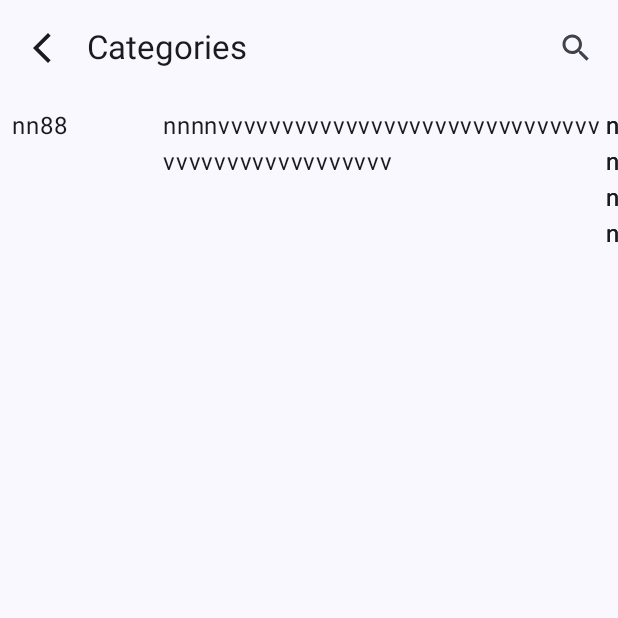
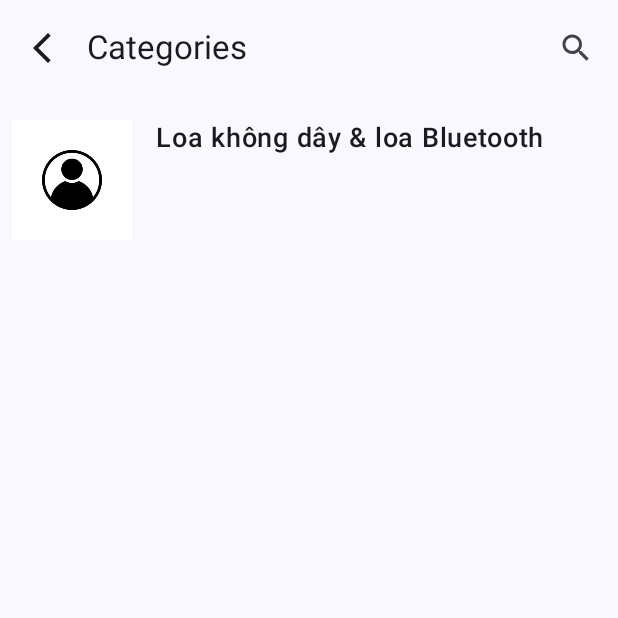
Before and after one commit to Oanh1503-git/app_-e-commerce, an Android app built with Jetpack Compose: the Categories screen opened through its navigation route, on a phone screen of 412 x 824 dp, the top half of it. Run offline under Robolectric (Android 15) with nearby library versions, the phone set to English and light mode, and no system bars.

Commit message:
update menu

```diff
--- a/App_e-commerce/app/build.gradle.kts
+++ b/App_e-commerce/app/build.gradle.kts
@@ -40,6 +40,7 @@ android {
 }
 
 dependencies {
+    implementation("androidx.compose.material3:material3:1.1.2")
     implementation ("com.google.accompanist:accompanist-pager:0.31.3-beta")
     implementation ("com.google.accompanist:accompanist-pager-indicators:0.31.3-beta")
     implementation("androidx.compose.material:material-icons-extended-android:1.7.5")
--- a/App_e-commerce/app/src/main/java/com/example/app_e_commerce/MainActivity.kt
+++ b/App_e-commerce/app/src/main/java/com/example/app_e_commerce/MainActivity.kt
@@ -8,9 +8,8 @@ import androidx.navigation.NavController
 import androidx.navigation.NavHostController
 import com.example.app_e_commerce.navigation.NavigationGraph
 import com.example.app_e_commerce.ui.theme.App_ecommerceTheme
-import com.example.app_e_commerce.views.Categories
 import androidx.navigation.compose.rememberNavController
-import com.example.app_e_commerce.views.HOMEPAGE
+
 
 class MainActivity : ComponentActivity() {
     override fun onCreate(savedInstanceState: Bundle?) {
--- a/App_e-commerce/app/src/main/java/com/example/app_e_commerce/model/BottomNavItem.kt
+++ b/App_e-commerce/app/src/main/java/com/example/app_e_commerce/model/BottomNavItem.kt
@@ -7,3 +7,7 @@ data class BottomNavItem(
     val icon: ImageVector,
     val route: String
 )
+data class Category(
+    val name: String,
+    val imageRes: Int
+)
--- a/App_e-commerce/app/src/main/java/com/example/app_e_commerce/model/Screems.kt
+++ b/App_e-commerce/app/src/main/java/com/example/app_e_commerce/model/Screems.kt
@@ -3,5 +3,6 @@ package com.example.app_e_commerce.model
 sealed class Screems (val route:String){
     object HOMEPAGE:Screems("home_page")
     object CATAGORIES:Screems("catagories")
-
+    object CARTSCREENS:Screems("cartscreens")
+    object ACCOUNTSCREENS:Screems("account")
 }
--- a/App_e-commerce/app/src/main/java/com/example/app_e_commerce/navigation/Navigation.kt
+++ b/App_e-commerce/app/src/main/java/com/example/app_e_commerce/navigation/Navigation.kt
@@ -8,6 +8,8 @@ import com.example.app_e_commerce.model.Screems
 import com.example.app_e_commerce.views.HOMEPAGE
 import androidx.navigation.compose.NavHost
 import androidx.navigation.compose.composable
+import com.example.app_e_commerce.views.AccountScreens
+import com.example.app_e_commerce.views.CartScreen
 import com.example.app_e_commerce.views.Categories
 
 
@@ -21,6 +23,12 @@ fun NavigationGraph(navHostController: NavHostController){
         composable(Screems.CATAGORIES.route) {
             Categories(navHostController)
         }
+        composable(Screems.CARTSCREENS.route) {
+            CartScreen(navHostController)
+        }
+    composable(Screems.ACCOUNTSCREENS.route) {
+            AccountScreens(navHostController)
+        }
     }
 
 }
--- a/App_e-commerce/app/src/main/java/com/example/app_e_commerce/views/Catagories.kt
+++ b/App_e-commerce/app/src/main/java/com/example/app_e_commerce/views/Catagories.kt
@@ -1,27 +1,60 @@
 package com.example.app_e_commerce.views
 
-import android.graphics.Paint.Align
-import androidx.compose.foundation.layout.Column
-import androidx.compose.foundation.layout.Row
-import androidx.compose.foundation.layout.fillMaxSize
-import androidx.compose.foundation.layout.fillMaxWidth
-import androidx.compose.foundation.layout.padding
+import androidx.compose.foundation.Image
+import androidx.compose.foundation.clickable
+import androidx.compose.foundation.layout.*
 import androidx.compose.foundation.lazy.LazyColumn
+import androidx.compose.foundation.lazy.items
 import androidx.compose.material.icons.Icons
 import androidx.compose.material.icons.filled.ArrowBackIosNew
 import androidx.compose.material.icons.filled.Search
-import androidx.compose.material3.ExperimentalMaterial3Api
-import androidx.compose.material3.Icon
-import androidx.compose.material3.IconButton
-import androidx.compose.material3.Scaffold
-import androidx.compose.material3.Text
-import androidx.compose.material3.TopAppBar
+import androidx.compose.material3.*
 import androidx.compose.runtime.Composable
 import androidx.compose.ui.Modifier
-import androidx.compose.ui.input.pointer.motionEventSpy
+import androidx.compose.ui.layout.ContentScale
+import androidx.compose.ui.res.painterResource
+import androidx.compose.ui.text.font.FontWeight
 import androidx.compose.ui.text.style.TextAlign
 import androidx.compose.ui.unit.dp
+import androidx.compose.ui.unit.sp
 import androidx.navigation.NavHostController
+import com.example.app_e_commerce.R
+import com.example.app_e_commerce.model.Screems
+
+// Data class for Category
+data class Category(val name: String, val imageRes: Int)
+
+// Sample categories
+val categories = listOf(
+    Category("Loa không dây & loa Bluetooth", R.drawable.personicon),
+//    Category("Tai nghe nhét tai không dây", R.drawable.earphone),
+//    Category("Đồng hồ thông minh", R.drawable.smartwatch),
+//    Category("Micro", R.drawable.microphone),
+//    Category("Điện thoại di động", R.drawable.smartphone),
+//    Category("Cáp & Dock sạc", R.drawable.cable_dock),
+//    Category("Áo thun nam", R.drawable.tshirt),
+//    Category("Pin sạc dự phòng", R.drawable.powerbank),
+//    Category("Camera IP kết nối Internet", R.drawable.camera)
+)
+
+@Composable
+fun CategoryItem(category: Category) {
+    Row(
+        modifier = Modifier
+            .fillMaxWidth()
+            .padding(vertical = 8.dp)
+            .clickable { }
+    ) {
+        Image(
+            painter = painterResource(id = category.imageRes),
+            contentDescription = category.name,
+            modifier = Modifier.size(80.dp),
+            contentScale = ContentScale.Crop
+        )
+        Spacer(modifier = Modifier.width(16.dp))
+        Text(text = category.name, fontSize = 18.sp, fontWeight = FontWeight.Medium)
+    }
+}
 
 @OptIn(ExperimentalMaterial3Api::class)
 @Composable
@@ -33,11 +66,11 @@ fun Categories(navHostController: NavHostController) {
                     Text(
                         text = "Categories",
                         modifier = Modifier.padding(2.dp),
-                        textAlign = TextAlign.Right
+                        textAlign = TextAlign.Center
                     )
                 },
-                navigationIcon = {  // Thêm phần này để hiển thị icon ở góc trái
-                    IconButton(onClick = { /* Handle back action */ }) {
+                navigationIcon = {
+                    IconButton(onClick = { navHostController.navigate(Screems.HOMEPAGE.route) }) {
                         Icon(
                             Icons.Default.ArrowBackIosNew,
                             contentDescription = null,
@@ -47,33 +80,20 @@ fun Categories(navHostController: NavHostController) {
                 },
                 actions = {
                     IconButton(onClick = {}) {
-                        Icon(Icons.Filled.Search,
-                            contentDescription = "")
+                        Icon(Icons.Filled.Search, contentDescription = "Search")
                     }
                 }
             )
         }
     ) { innerPadding ->
-        Row (modifier = Modifier.padding(4.dp).fillMaxWidth()
-            .padding(innerPadding)){
-            LazyColumn (modifier = Modifier.padding(4.dp)
+        LazyColumn(
+            modifier = Modifier
+                .padding(innerPadding)
                 .fillMaxSize()
-                .weight(1f)){
-                item { Text(text = "nn88") }
-
-            }
-            LazyColumn (modifier = Modifier.padding(4.dp)
-                .fillMaxSize()
-                .weight(3f)){
-                item {
-                    Row {
-                        Text(text = "nnnnvvvvvvvvvvvvvvvvvvvvvvvvvvvvvvvvvvvvvvvvvvvvvvvv")
-                        Text(text = "nnnn")
-                        Text(text = "nnnn")
-                        Text(text = "nnnn")
-                    }
-                    }
-
+                .padding(8.dp)
+        ) {
+            items(categories) { category ->
+                CategoryItem(category)
             }
         }
     }
--- a/App_e-commerce/app/src/main/java/com/example/app_e_commerce/views/home_page.kt
+++ b/App_e-commerce/app/src/main/java/com/example/app_e_commerce/views/home_page.kt
@@ -56,6 +56,7 @@ import androidx.compose.ui.graphics.vector.ImageVector
 import androidx.compose.ui.input.pointer.motionEventSpy
 import androidx.compose.ui.layout.ContentScale
 import androidx.compose.ui.res.painterResource
+import androidx.compose.ui.text.font.FontWeight
 import androidx.compose.ui.text.style.TextAlign
 import androidx.compose.ui.unit.dp
 import androidx.compose.ui.unit.sp
@@ -64,82 +65,76 @@ import androidx.navigation.NavHostController
 import androidx.navigation.compose.rememberNavController
 import com.example.app_e_commerce.R
 import com.example.app_e_commerce.model.BottomNavItem
-import com.google.accompanist.pager.ExperimentalPagerApi
-import com.google.accompanist.pager.HorizontalPagerIndicator
+import com.example.app_e_commerce.model.Screems
 import kotlinx.coroutines.delay
 
 @OptIn(ExperimentalMaterial3Api::class)
 @Composable
 fun HOMEPAGE(navController: NavHostController) {
-    val navController = rememberNavController()
     Scaffold(
         topBar = {
             TopAppBar(
-                title = {Text(text = "")},
-                actions = {
-                       SeachFiled()
-                }
+                title = { Text(text = "") },
+                actions = { SearchField() }
             )
         },
         bottomBar = {
-            contentColorFor(backgroundColor = Color.White)
-            BottomAppBar {
+            BottomAppBar() {
                 MenuBottomNavBar(navController)
             }
         }
     ) { innerPadding ->
-        LazyColumn(modifier = Modifier.padding(innerPadding)
+        LazyColumn(
+            modifier = Modifier
+                .padding(innerPadding)
                 .padding(10.dp)
-            .fillMaxSize()) {
-           item{
-               ImageSlider()
-           }
+                .fillMaxSize()
+        ) {
+            item { ImageSlider() }
             item {
-                Text(text = "Dành riêng cho bạn")
+                Text(
+                    text = "Dành riêng cho bạn",
+                    fontSize = 18.sp,
+                    fontWeight = FontWeight.Bold,
+                    modifier = Modifier.padding(vertical = 8.dp)
+                )
             }
         }
     }
 }
+
 @Composable
-fun SeachFiled(){
+fun SearchField() {
     var text by remember { mutableStateOf("") }
-    Row(
-        modifier = Modifier.padding(4.dp).border(2.dp,
-            color = Color.Red, RoundedCornerShape(25.dp))
-    ){
     OutlinedTextField(
         value = text,
-            onValueChange = {text=it},
-            leadingIcon ={
-                Icon(Icons.Default.SavedSearch,
-                    contentDescription = "seach_tapbar")
-            },
-            placeholder = { Text(text = " Tìm kiếm ")},
+        onValueChange = { text = it },
+        leadingIcon = { Icon(Icons.Default.SavedSearch, contentDescription = "search_tapbar") },
+        placeholder = { Text(text = "Tìm kiếm") },
         modifier = Modifier.fillMaxWidth(),
         trailingIcon = {
-                Button(onClick = {},
-                    modifier = Modifier.padding(6.dp)
-                        , colors = ButtonDefaults.buttonColors(
+            Button(
+                onClick = {},
+                modifier = Modifier.padding(6.dp),
+                colors = ButtonDefaults.buttonColors(
                     containerColor = Color.Red,
                     contentColor = Color.White
                 )
-                    ){
-                    Text(text="SEACH",
-                        color = Color.White,
-                        textAlign = TextAlign.Center)
+            ) {
+                Text(text = "SEARCH", textAlign = TextAlign.Center)
             }
         },
         shape = RoundedCornerShape(25.dp)
     )
 }
-}
+
 @Composable
 fun MenuBottomNavBar(navController: NavController) {
     val items = listOf(
-        BottomNavItem("Home", Icons.Default.Home, "home_page"),
-        BottomNavItem("Categories", Icons.Default.List, "catagories"),
-        BottomNavItem("Cart", Icons.Default.ShoppingCart, "cart"),
-        BottomNavItem("Account", Icons.Default.Person, "account")
+        BottomNavItem("Home", Icons.Default.Home,Screems.HOMEPAGE.route),
+        BottomNavItem("Categories", Icons.Default.List, Screems.CATAGORIES.route),
+        BottomNavItem("Cart", Icons.Default.ShoppingCart, Screems.CARTSCREENS.route),
+        BottomNavItem("Account", Icons.Default.Person, Screems.ACCOUNTSCREENS.route)
     )
 
     var selectedItem by remember { mutableStateOf(0) }
@@ -148,14 +143,12 @@ fun MenuBottomNavBar(navController: NavController) {
         items.forEachIndexed { index, item ->
             NavigationBarItem(
                 icon = {
-                    Column(horizontalAlignment = Alignment.CenterHorizontally) {
                     Icon(
                         imageVector = item.icon,
                         contentDescription = item.title,
                         modifier = Modifier.size(24.dp),
                         tint = if (selectedItem == index) Color.Black else Color.Gray
                     )
-                    }
                 },
                 label = {
                     Text(
@@ -168,7 +161,7 @@ fun MenuBottomNavBar(navController: NavController) {
                 onClick = {
                     selectedItem = index
                     navController.navigate(item.route) {
-                        popUpTo("home") { inclusive = false }
+                        popUpTo(Screems.HOMEPAGE.route) { inclusive = false }
                         launchSingleTop = true
                     }
                 }
@@ -176,6 +169,7 @@ fun MenuBottomNavBar(navController: NavController) {
         }
     }
 }
+
 @Composable
 fun ImageSlider() {
     val images = listOf(
@@ -184,18 +178,14 @@ fun ImageSlider() {
         R.drawable.banner3
     )
 
-    val pagerState = rememberPagerState(pageCount = { images.size })
+    val pagerState = rememberPagerState { images.size }
 
     Column(
-        modifier = Modifier
-            .fillMaxWidth()
-            .background(Color.Transparent)
+        modifier = Modifier.fillMaxWidth().background(Color.Transparent)
     ) {
         HorizontalPager(
             state = pagerState,
-            modifier = Modifier
-                .fillMaxWidth()
-                .height(180.dp)
+            modifier = Modifier.fillMaxWidth().height(180.dp)
         ) { page ->
             Image(
                 painter = painterResource(id = images[page]),
@@ -204,14 +194,12 @@ fun ImageSlider() {
                 contentScale = ContentScale.Crop
             )
         }
+    }
 
-    }
-    // Tự động cuộn ảnh sau mỗi 3 giây
-    LaunchedEffect(Unit) {
+    LaunchedEffect(pagerState) {
         while (true) {
-            delay(3000) // 3 giây đổi ảnh
-            val nextPage = (pagerState.currentPage + 1) % images.size
-            pagerState.animateScrollToPage(nextPage)
+            delay(3000)
+            pagerState.animateScrollToPage((pagerState.currentPage + 1) % images.size)
         }
     }
 }
```
Also changed, not shown: App_e-commerce/app/src/main/java/com/example/app_e_commerce/views/AccountScreens.kt (added, +58 -0 lines), App_e-commerce/app/src/main/java/com/example/app_e_commerce/views/Cart.kt (added, +53 -0 lines). Lines whose indentation alone changed are shown as unchanged.
